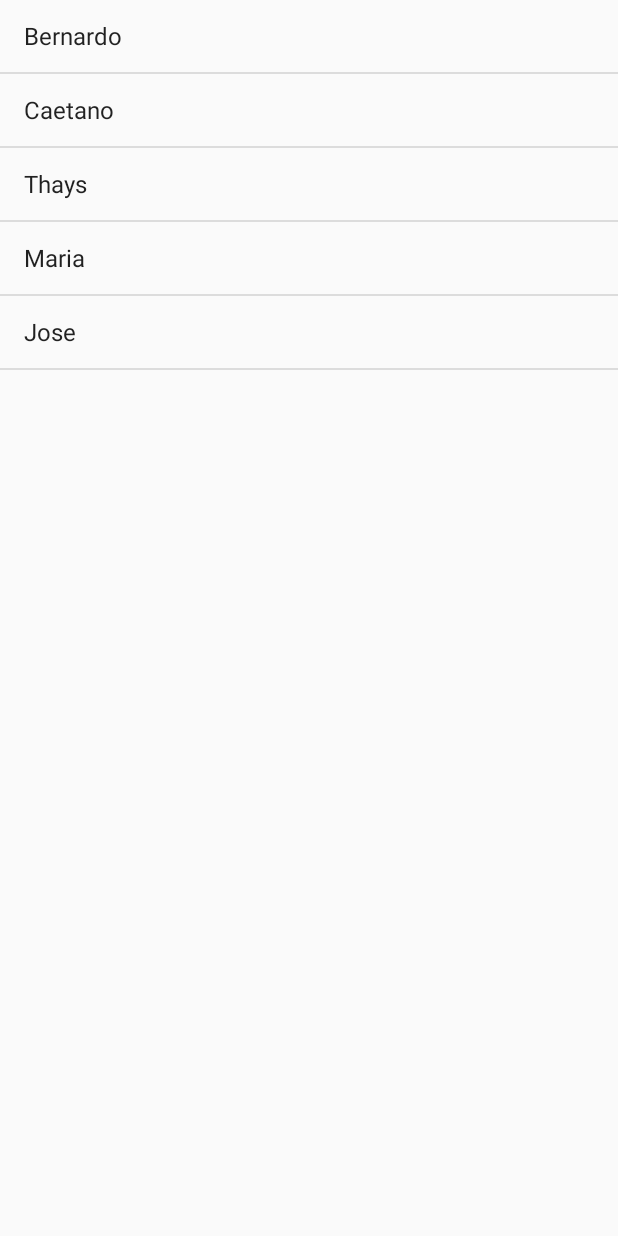
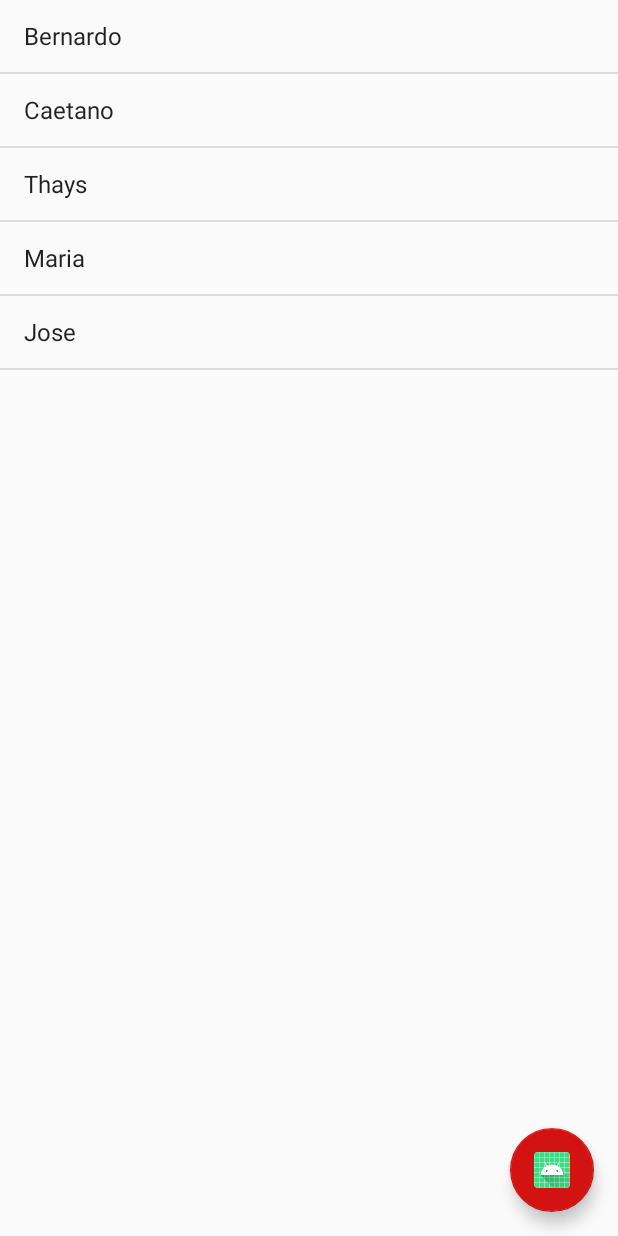
Before and after one commit to jcbeuker/Alura-Android-Agenda, an Android app: the screen it shows after launch (MainActivity), on a phone screen of 412 x 824 dp. Run offline under Robolectric (Android 15) with nearby library versions, the phone set to English and light mode, and no system bars.

Commit message:
Aula 3 - Entendendo a teoria básica da construção de layouts - FAB

```diff
--- a/app/build.gradle
+++ b/app/build.gradle
@@ -30,4 +30,6 @@ dependencies {
     testImplementation 'junit:junit:4.12'
     androidTestImplementation 'androidx.test.ext:junit:1.1.1'
     androidTestImplementation 'androidx.test.espresso:espresso-core:3.2.0'
+    implementation 'androidx.recyclerview:recyclerview:1.1.0'
+    implementation 'com.google.android.material:material:1.0.0'
 }
--- a/app/src/main/java/com/example/agenda/MainActivity.java
+++ b/app/src/main/java/com/example/agenda/MainActivity.java
@@ -4,8 +4,6 @@ import android.app.Activity;
 import android.os.Bundle;
 import android.widget.ArrayAdapter;
 import android.widget.ListView;
-import android.widget.TextView;
-import android.widget.Toast;
 
 import androidx.annotation.Nullable;
 
--- a/app/src/main/res/layout/activity_main.xml
+++ b/app/src/main/res/layout/activity_main.xml
@@ -1,11 +1,34 @@
 <?xml version="1.0" encoding="utf-8"?>
-<LinearLayout xmlns:android="http://schemas.android.com/apk/res/android"
+<RelativeLayout xmlns:android="http://schemas.android.com/apk/res/android"
+    xmlns:app="http://schemas.android.com/apk/res-auto"
     xmlns:tools="http://schemas.android.com/tools"
-    android:orientation="vertical" android:layout_width="match_parent"
+    android:id="@+id/layout"
+    android:layout_width="match_parent"
     android:layout_height="match_parent">
 
     <ListView
         android:id="@+id/activity_main_lista_de_alunos"
         android:layout_width="match_parent"
-        android:layout_height="match_parent" />
-</LinearLayout>
+        android:layout_height="match_parent"></ListView>
+
+    <com.google.android.material.floatingactionbutton.FloatingActionButton
+        android:id="@+id/floatingActionButton"
+        android:layout_width="wrap_content"
+        android:layout_height="wrap_content"
+        android:layout_alignParentEnd="true"
+        android:layout_alignParentBottom="true"
+        android:layout_marginStart="16dp"
+        android:layout_marginTop="16dp"
+        android:layout_marginEnd="16dp"
+        android:layout_marginBottom="16dp"
+        android:background="#CD1515"
+        android:clickable="true"
+        android:focusable="true"
+        android:visibility="visible"
+        app:backgroundTint="#D31212"
+        app:fabSize="auto"
+        app:rippleColor="#FFEB3B"
+        app:srcCompat="@mipmap/ic_launcher"
+        tools:visibility="visible" />
+
+</RelativeLayout>
```
